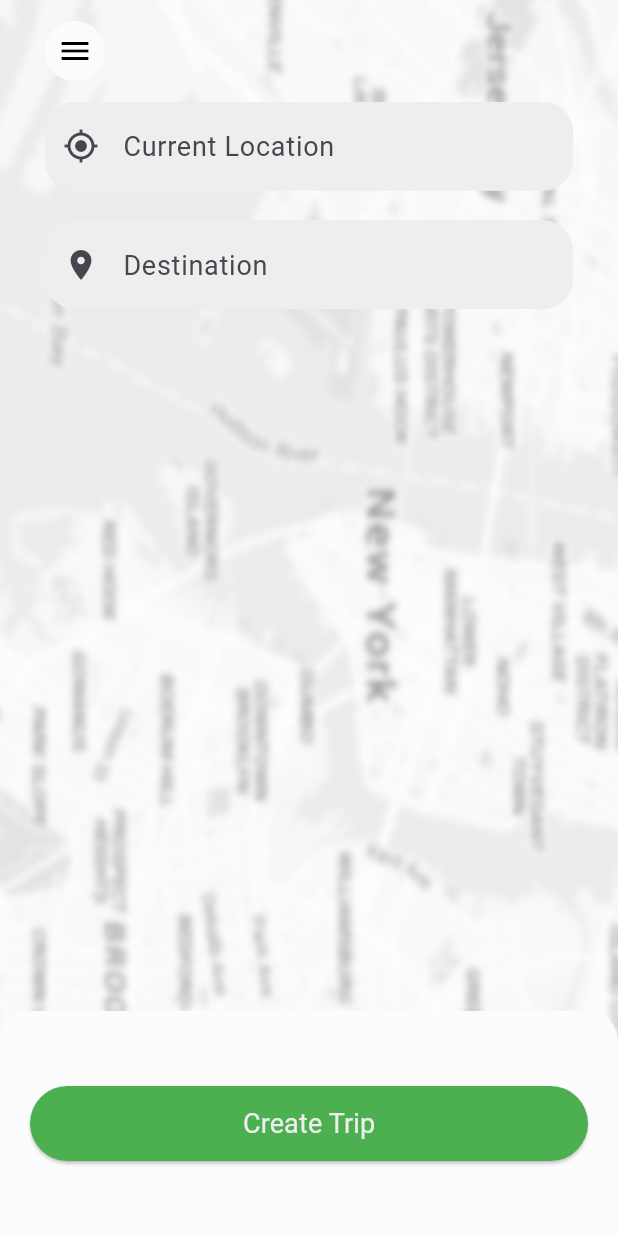
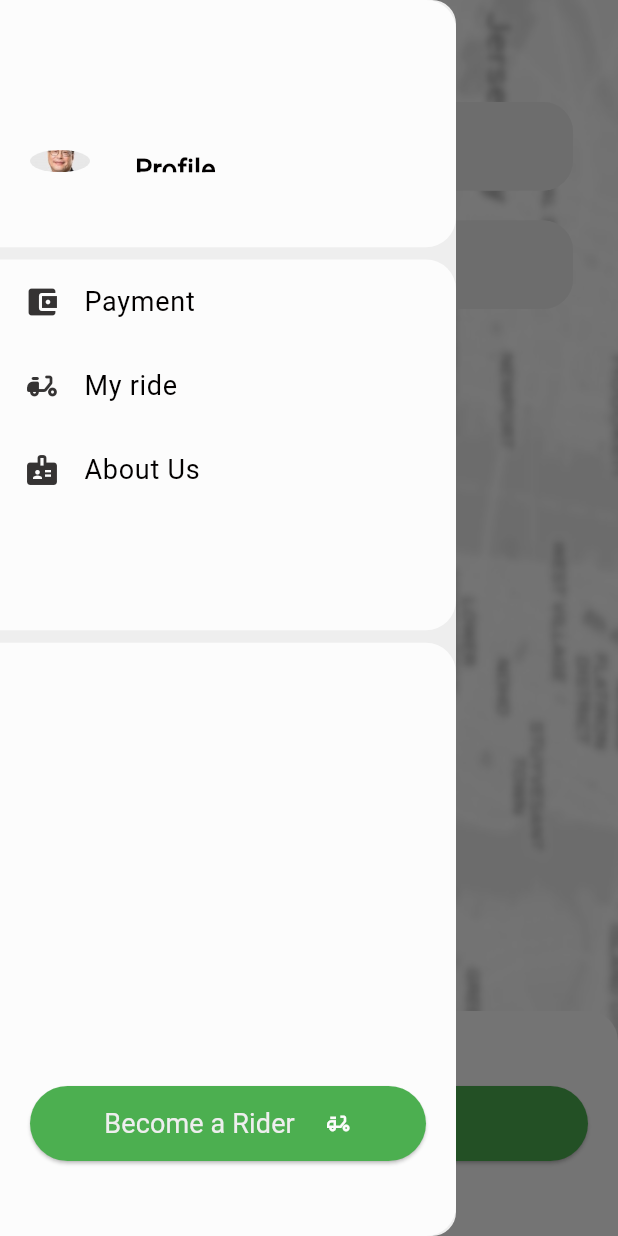
Before and after one commit to vastoutlet/apex_logistics, a Flutter app: the DecideRoute screen opened by its route, with the side drawer open (before the commit the screen has no drawer), on a phone screen of 412 x 824 dp. Run offline on Flutter 3.47's test engine with Material 3 defaults, Android fonts, the light colour scheme and no system bars; our stand-ins replace animated_splash_screen, dotted_line, firebase_core, flutter_slidable, flutter_styled_toast, get and 5 more; missing offline and left inert: another_stepper; accounts and stored records are empty.

Commit message:
:dizzy: sidebar UI

```diff
--- a/lib/components/defaultAppBar.dart
+++ b/lib/components/defaultAppBar.dart
@@ -1,34 +1,35 @@
+import 'package:apex_logistics/components/defaultText.dart';
+import 'package:apex_logistics/utils/constant.dart';
 import 'package:flutter/material.dart';
 
-class DefaultAppBar extends StatelessWidget {
-  final Color backgroundColor;
-  final Color iconColor;
-  final IconData? icon;
-  final void Function()? onPressed;
-
+class DefaultAppBar extends StatelessWidget implements PreferredSizeWidget {
   const DefaultAppBar({
-    required this.backgroundColor,
-    required this.iconColor,
-    required this.icon,
-    required this.onPressed,
     super.key,
   });
 
   @override
+  Size get preferredSize => const Size.fromHeight(kToolbarHeight);
+
+  @override
   Widget build(BuildContext context) {
-    return Container(
-      width: 40,
-      decoration: BoxDecoration(
-        color: backgroundColor,
-        shape: BoxShape.circle,
+    return AppBar(
+      backgroundColor: Constants.primaryNormal,
+      foregroundColor: Constants.whiteNormal,
+      title: const DefaultText(
+        text: "My Ride",
+        size: 20,
+        fontColor: Constants.whiteNormal,
+        weight: FontWeight.bold,
       ),
-      child: IconButton(
-        onPressed: onPressed,
-        icon: Icon(
-          icon,
-          color: iconColor,
+      actions: [
+        IconButton(
+          onPressed: () {},
+          icon: const Icon(
+            Icons.filter_alt,
+            color: Constants.whiteNormal,
+          ),
         ),
-      ),
+      ],
     );
   }
 }
--- /dev/null
+++ b/lib/components/defaultAppBar2.dart
@@ -0,0 +1,34 @@
+import 'package:flutter/material.dart';
+
+class DefaultAppBar2 extends StatelessWidget {
+  final Color? backgroundColor;
+  final Color iconColor;
+  final IconData? icon;
+  final void Function()? onPressed;
+
+  const DefaultAppBar2({
+    this.backgroundColor,
+    required this.iconColor,
+    required this.icon,
+    required this.onPressed,
+    super.key,
+  });
+
+  @override
+  Widget build(BuildContext context) {
+       return Container(
+      width: 40,
+      decoration: BoxDecoration(
+        color: backgroundColor,
+        shape: BoxShape.circle,
+      ),
+      child: IconButton(
+        onPressed: onPressed,
+        icon: Icon(
+          icon,
+          color: iconColor,
+        ),
+      ),
+    );
+  }
+}
--- /dev/null
+++ b/lib/components/defaultDrawerItems.dart
@@ -0,0 +1,30 @@
+import 'package:apex_logistics/components/defaultText.dart';
+import 'package:apex_logistics/utils/constant.dart';
+import 'package:flutter/material.dart';
+
+class DefaultDrawerItems extends StatelessWidget {
+  final IconData icon;
+  final String text;
+  final void Function()? onTap;
+  const DefaultDrawerItems({
+    required this.icon,
+    required this.text,
+    required this.onTap,
+    super.key,
+  });
+
+  @override
+  Widget build(BuildContext context) {
+    return ListTile(
+      onTap: onTap,
+      leading: Icon(
+        icon,
+        color: Constants.blackNormal,
+      ),
+      title: DefaultText(
+        text: text,
+        size: 18,
+      ),
+    );
+  }
+}
--- /dev/null
+++ b/lib/components/defaultSideBar.dart
@@ -0,0 +1,133 @@
+import 'package:apex_logistics/components/defaultButton.dart';
+import 'package:apex_logistics/components/defaultDrawerItems.dart';
+import 'package:apex_logistics/components/defaultText.dart';
+import 'package:apex_logistics/routes/routes.dart';
+import 'package:apex_logistics/utils/constant.dart';
+import 'package:flutter/material.dart';
+import 'package:get/get.dart';
+
+class DefaultSideBar extends StatelessWidget {
+  const DefaultSideBar({super.key});
+
+  @override
+  Widget build(BuildContext context) {
+    final size = MediaQuery.of(context).size;
+    return Drawer(
+      backgroundColor: Constants.whiteNormal,
+      child: Column(
+        mainAxisAlignment: MainAxisAlignment.spaceBetween,
+        children: [
+          // SIDEBAR: Top-Section
+          Container(
+            width: size.width,
+            height: size.height * 0.2,
+            padding: const EdgeInsets.only(
+              top: 100,
+              left: 20,
+              bottom: 50,
+            ),
+            decoration: const BoxDecoration(
+              color: Constants.whiteLight,
+              borderRadius: BorderRadius.only(
+                topRight: Radius.circular(20),
+                bottomRight: Radius.circular(20),
+              ),
+            ),
+            child: Row(
+              children: [
+                CircleAvatar(
+                  child: ClipOval(
+                    child: Image.asset(
+                      "assets/images/rider.jpg",
+                      width: 60,
+                      fit: BoxFit.cover,
+                    ),
+                  ),
+                ),
+                const SizedBox(width: 30),
+                const DefaultText(
+                  text: "Profile",
+                  size: 18,
+                  weight: FontWeight.bold,
+                ),
+              ],
+            ),
+          ),
+
+          // SIDEBAR: Middle Section
+          Container(
+            width: size.width,
+            height: size.height * 0.3,
+            decoration: const BoxDecoration(
+              color: Constants.whiteLight,
+              borderRadius: BorderRadius.only(
+                topRight: Radius.circular(20),
+                bottomRight: Radius.circular(20),
+              ),
+            ),
+            child: Wrap(
+              children: [
+                DefaultDrawerItems(
+                  icon: Icons.account_balance_wallet,
+                  text: "Payment",
+                  onTap: () {},
+                ),
+                DefaultDrawerItems(
+                  icon: Icons.delivery_dining_rounded,
+                  text: "My ride",
+                  onTap: () => Get.toNamed(Routes.myRide),
+                ),
+                DefaultDrawerItems(
+                  icon: Icons.badge,
+                  text: "About Us",
+                  onTap: () {},
+                ),
+              ],
+            ),
+          ),
+
+          // SIDEBAR: Bottom Section
+          Container(
+            width: size.width,
+            height: size.height * 0.48,
+            padding: const EdgeInsets.only(
+              top: 100,
+              left: 20,
+              bottom: 50,
+            ),
+            decoration: const BoxDecoration(
+              color: Constants.whiteLight,
+              borderRadius: BorderRadius.only(
+                topRight: Radius.circular(20),
+                bottomRight: Radius.circular(20),
+              ),
+            ),
+            child: Padding(
+              padding: const EdgeInsets.only(right: 20),
+              child: Column(
+                mainAxisAlignment: MainAxisAlignment.end,
+                children: [
+                  DefaultButton(
+                    onPressed: () {},
+                    child: const Row(
+                      mainAxisAlignment: MainAxisAlignment.center,
+                      children: [
+                        DefaultText(
+                          text: "Become a Rider",
+                          fontColor: Constants.whiteNormal,
+                          size: 18,
+                        ),
+                        SizedBox(width: 20),
+                        Icon(Icons.delivery_dining_outlined),
+                      ],
+                    ),
+                  ),
+                ],
+              ),
+            ),
+          ),
+        ],
+      ),
+    );
+  }
+}
--- a/lib/routes/routes.dart
+++ b/lib/routes/routes.dart
@@ -3,6 +3,7 @@ import 'package:apex_logistics/views/auth/verify_otp.dart';
 import 'package:apex_logistics/views/home/users/chooseRider.dart';
 import 'package:apex_logistics/views/home/users/confirm_address.dart';
 import 'package:apex_logistics/views/home/users/decide_route.dart';
+import 'package:apex_logistics/views/home/users/my_ride.dart';
 import 'package:apex_logistics/views/home/users/package_content.dart';
 import 'package:apex_logistics/views/home/users/rider_arriving.dart';
 import 'package:apex_logistics/views/splash_screen.dart';
@@ -21,6 +22,7 @@ class Routes {
   static String packageContent = "/packageContent";
   static String chooseRider = "/chooseRider";
   static String riderArriving = "/riderArriving";
+  static String myRide = "/myRide";
 }
 
 final getPages = [
@@ -38,7 +40,7 @@ final getPages = [
   ),
   GetPage(
     name: Routes.decideRoute,
-    page: () => const DecideRoute(),
+    page: () => DecideRoute(),
   ),
   GetPage(
     name: Routes.confirmAddress,
@@ -56,4 +58,8 @@ final getPages = [
     name: Routes.riderArriving,
     page: () => RiderArriving(),
   ),
+  GetPage(
+    name: Routes.myRide,
+    page: () => MyRide(),
+  ),
 ];
--- a/lib/views/auth/verify_otp.dart
+++ b/lib/views/auth/verify_otp.dart
@@ -1,6 +1,7 @@
 import 'dart:async';
 
 import 'package:apex_logistics/components/defaultAppBar.dart';
+import 'package:apex_logistics/components/defaultAppBar2.dart';
 import 'package:apex_logistics/components/defaultButton.dart';
 import 'package:apex_logistics/components/defaultOtpForm.dart';
 import 'package:apex_logistics/components/defaultSnackBar.dart';
@@ -92,7 +93,7 @@ class _VerifyOTPState extends State<VerifyOTP> {
           child: Column(
             crossAxisAlignment: CrossAxisAlignment.start,
             children: [
-              DefaultAppBar(
+              DefaultAppBar2(
                 backgroundColor: Constants.whiteLight,
                 iconColor: Constants.blackNormal,
                 icon: Icons.arrow_back,
--- a/lib/views/home/users/decide_route.dart
+++ b/lib/views/home/users/decide_route.dart
@@ -1,6 +1,8 @@
 import 'package:apex_logistics/components/defaultAppBar.dart';
+import 'package:apex_logistics/components/defaultAppBar2.dart';
 import 'package:apex_logistics/components/defaultButton.dart';
 import 'package:apex_logistics/components/defaultForm.dart';
+import 'package:apex_logistics/components/defaultSideBar.dart';
 import 'package:apex_logistics/components/defaultText.dart';
 import 'package:apex_logistics/components/showTripModals.dart';
 import 'package:apex_logistics/utils/constant.dart';
@@ -8,13 +10,21 @@ import 'package:apex_logistics/views/home/users/confirm_address.dart';
 import 'package:flutter/material.dart';
 import 'package:flutter/widgets.dart';
 
-class DecideRoute extends StatelessWidget {
-  const DecideRoute({super.key});
+class DecideRoute extends StatefulWidget {
+  DecideRoute({super.key});
+
+  @override
+  State<DecideRoute> createState() => _DecideRouteState();
+}
+
+class _DecideRouteState extends State<DecideRoute> {
+  final scaffoldKey = GlobalKey<ScaffoldState>();
 
   @override
   Widget build(BuildContext context) {
     final size = MediaQuery.of(context).size;
     return Scaffold(
+      key: scaffoldKey,
       body: SafeArea(
         child: Stack(
           children: [
@@ -33,11 +43,11 @@ class DecideRoute extends StatelessWidget {
                 crossAxisAlignment: CrossAxisAlignment.start,
                 children: [
                   // APP BAR
-                  DefaultAppBar(
+                  DefaultAppBar2(
                     backgroundColor: Constants.whiteLight,
                     iconColor: Constants.blackDark,
                     icon: Icons.menu,
-                    onPressed: () {},
+                    onPressed: () => scaffoldKey.currentState!.openDrawer(),
                   ),
 
                   // Current Location
@@ -63,6 +73,7 @@ class DecideRoute extends StatelessWidget {
           ],
         ),
       ),
+      drawer: const DefaultSideBar(),
       bottomSheet: Container(
         width: size.width,
         decoration: const BoxDecoration(
--- /dev/null
+++ b/lib/views/home/users/my_ride.dart
@@ -0,0 +1,40 @@
+import 'package:apex_logistics/components/defaultAppBar.dart';
+import 'package:apex_logistics/utils/constant.dart';
+
+import 'package:flutter/material.dart';
+import 'package:flutter/widgets.dart';
+
+class MyRide extends StatefulWidget {
+  MyRide({super.key});
+
+  @override
+  State<MyRide> createState() => _MyRideState();
+}
+
+class _MyRideState extends State<MyRide> {
+  final scaffoldKey = GlobalKey<ScaffoldState>();
+
+  @override
+  Widget build(BuildContext context) {
+    final size = MediaQuery.of(context).size;
+    return Scaffold(
+      backgroundColor: Constants.whiteLight,
+      appBar: DefaultAppBar(
+      ),
+      key: scaffoldKey,
+      body: SafeArea(
+        child: Padding(
+          padding: const EdgeInsets.symmetric(
+            horizontal: 30,
+            vertical: 10,
+          ),
+          child: Column(
+            children: [
+              // APPBAR
+            ],
+          ),
+        ),
+      ),
+    );
+  }
+}
```
